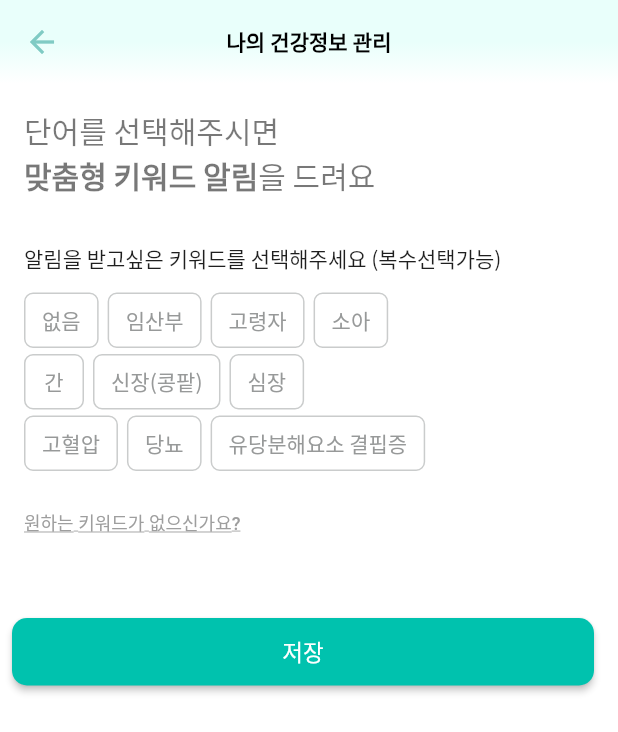
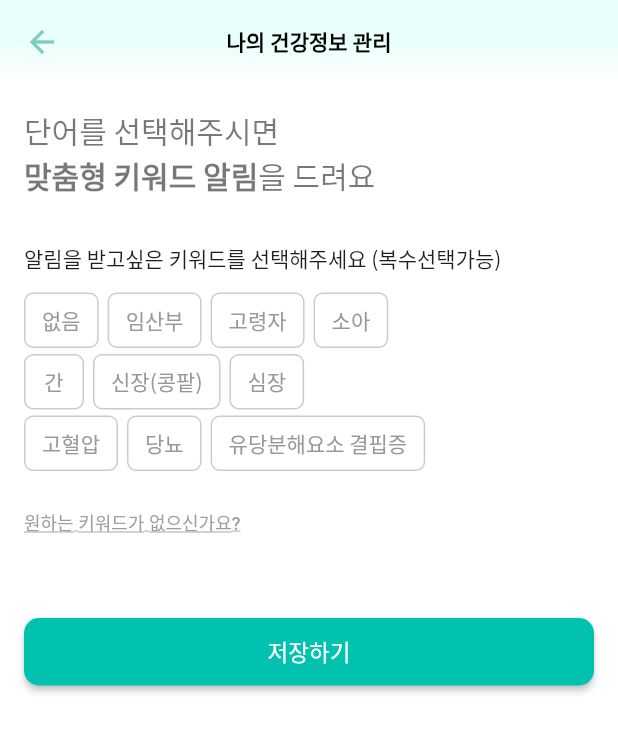
Before and after one commit to Semodrug/semo_ver2, a Flutter app: the EditHealthPage screen opened directly with empty values, on a phone screen of 412 x 824 dp. Shown: the top 732 px of the screen. Run offline on Flutter 3.47's test engine with Material 2 defaults, Android fonts, the phone set to English and light mode, and no system bars; our stand-ins replace cloud_firestore, firebase_auth, firebase_core, firebase_storage, fl_chart, flutter_datetime_picker and 9 more; missing offline and left inert: app_settings, dynamic_text_highlighting, firebase_ml_vision; accounts and stored records are empty; Roboto replaces fonts that are missing (Noto Sans KR).

Commit message:
[UPDATE] mypage UI

```diff
--- a/lib/mypage/1_edit_privacy.dart
+++ b/lib/mypage/1_edit_privacy.dart
@@ -216,7 +216,7 @@ class _EditPrivacyPageState extends State<EditPrivacyPage> {
             shape: RoundedRectangleBorder(
                 borderRadius: new BorderRadius.circular(10.0)),
             child: Text(
-              '저장',
+              '저장하기',
               style: Theme.of(context)
                   .textTheme
                   .headline5
--- a/lib/mypage/2_edit_health.dart
+++ b/lib/mypage/2_edit_health.dart
@@ -236,6 +236,8 @@ class _EditHealthPageState extends State<EditHealthPage> {
 
     return Container(
       alignment: Alignment.center,
+      child: Padding(
+        padding: const EdgeInsets.fromLTRB(8.0, 0, 0, 0),
         child: SizedBox(
           width: 400.0,
           height: 45.0,
@@ -245,7 +247,7 @@ class _EditHealthPageState extends State<EditHealthPage> {
             shape: RoundedRectangleBorder(
                 borderRadius: new BorderRadius.circular(10.0)),
             child: Text(
-            '저장',
+              '저장하기',
               style: Theme.of(context)
                   .textTheme
                   .headline5
@@ -266,10 +268,12 @@ class _EditHealthPageState extends State<EditHealthPage> {
               if (_selfWritingController.text.isNotEmpty)
                 _keywordList.add(_selfWritingController.text);
 
-            await DatabaseService(uid: user.uid).updateUserHealth(_keywordList);
+              await DatabaseService(uid: user.uid)
+                  .updateUserHealth(_keywordList);
 
               _showEditedWell(context);
             },
+          ),
         ),
       ),
     );
```
Lines whose indentation alone changed are shown as unchanged.
